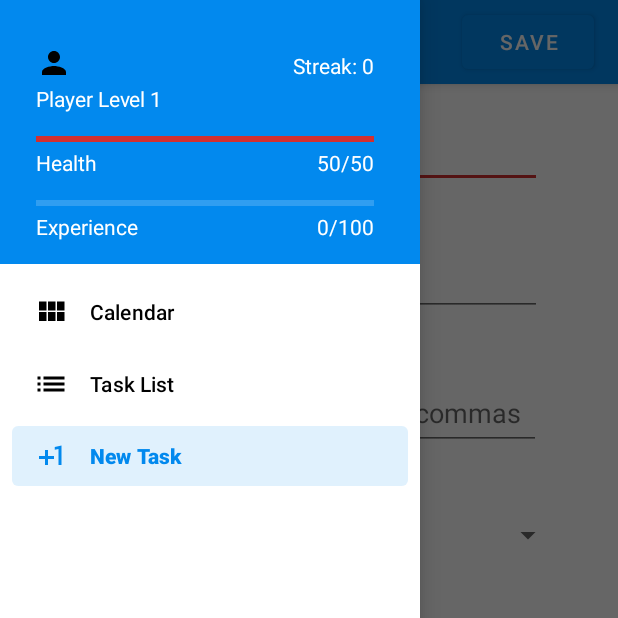
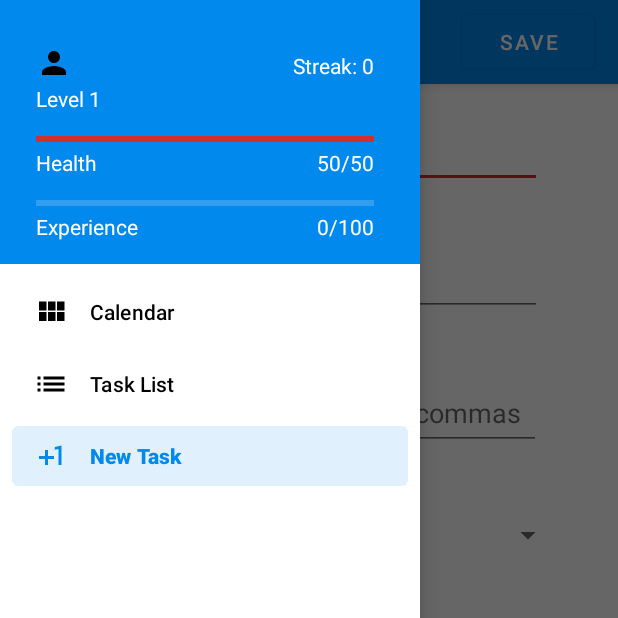
Before and after one commit to Iotaslair/Milestone, an Android app: the NewTask screen opened directly, with no data from a screen before it, with the side drawer open, on a phone screen of 412 x 824 dp, the top half of it. Run offline under Robolectric (Android 15) with nearby library versions, the phone set to English and light mode, and no system bars.

Commit message:
Got rid of Player in nav header and made descriptions

```diff
--- a/App/app/src/main/java/com/williampembleton/milestone/Calendar.java
+++ b/App/app/src/main/java/com/williampembleton/milestone/Calendar.java
@@ -107,7 +107,7 @@ public class Calendar extends AppCompatActivity implements NavigationView.OnNavi
         healthBar.setProgress((int) (Player.playerInfo.get(0) + 0));
         expBar.setMax((int) (Player.playerInfo.get(2) + 0));
         expBar.setProgress((int) (Player.playerInfo.get(1) + 0));
-        levelText.setText("Player Level " + Player.playerInfo.get(3));
+        levelText.setText("Level " + Player.playerInfo.get(3));
         healthText.setText("" + Player.playerInfo.get(0) + "/50");
         NumberFormat numberFormat = NumberFormat.getNumberInstance(Locale.US);
         expText.setText("" + numberFormat.format(Player.playerInfo.get(1)) + "/" + numberFormat.format(Player.playerInfo.get(2)));
@@ -129,7 +129,7 @@ public class Calendar extends AppCompatActivity implements NavigationView.OnNavi
                 healthBar.setProgress((int) (Player.playerInfo.get(0) + 0));
                 expBar.setMax((int) (Player.playerInfo.get(2) + 0));
                 expBar.setProgress((int) (Player.playerInfo.get(1) + 0));
-                levelText.setText("Player Level " + Player.playerInfo.get(3));
+                levelText.setText("Level " + Player.playerInfo.get(3));
                 healthText.setText("" + Player.playerInfo.get(0) + "/50");
                 NumberFormat numberFormat = NumberFormat.getNumberInstance(Locale.US);
                 expText.setText("" + numberFormat.format(Player.playerInfo.get(1)) + "/" + numberFormat.format(Player.playerInfo.get(2)));
--- a/App/app/src/main/java/com/williampembleton/milestone/NewTask.java
+++ b/App/app/src/main/java/com/williampembleton/milestone/NewTask.java
@@ -87,7 +87,7 @@ public class NewTask extends AppCompatActivity implements AdapterView.OnItemSele
         healthBar.setProgress((int) (Player.playerInfo.get(0) + 0));
         expBar.setMax((int) (Player.playerInfo.get(2) + 0));
         expBar.setProgress((int) (Player.playerInfo.get(1) + 0));
-        levelText.setText("Player Level " + Player.playerInfo.get(3));
+        levelText.setText("Level " + Player.playerInfo.get(3));
         healthText.setText("" + Player.playerInfo.get(0) + "/50");
         NumberFormat numberFormat = NumberFormat.getNumberInstance(Locale.US);
         expText.setText("" + numberFormat.format(Player.playerInfo.get(1)) + "/" + numberFormat.format(Player.playerInfo.get(2)));
@@ -109,7 +109,7 @@ public class NewTask extends AppCompatActivity implements AdapterView.OnItemSele
                 healthBar.setProgress((int) (Player.playerInfo.get(0) + 0));
                 expBar.setMax((int) (Player.playerInfo.get(2) + 0));
                 expBar.setProgress((int) (Player.playerInfo.get(1) + 0));
-                levelText.setText("Player Level " + Player.playerInfo.get(3));
+                levelText.setText("Level " + Player.playerInfo.get(3));
                 healthText.setText("" + Player.playerInfo.get(0) + "/50");
                 NumberFormat numberFormat = NumberFormat.getNumberInstance(Locale.US);
                 expText.setText("" + numberFormat.format(Player.playerInfo.get(1)) + "/" + numberFormat.format(Player.playerInfo.get(2)));
--- a/App/app/src/main/java/com/williampembleton/milestone/TaskList.java
+++ b/App/app/src/main/java/com/williampembleton/milestone/TaskList.java
@@ -122,7 +122,7 @@ public class TaskList extends AppCompatActivity implements NavigationView.OnNavi
         healthBar.setProgress((int) (Player.playerInfo.get(0) + 0));
         expBar.setMax((int) (Player.playerInfo.get(2) + 0));
         expBar.setProgress((int) (Player.playerInfo.get(1) + 0));
-        levelText.setText("Player Level " + Player.playerInfo.get(3));
+        levelText.setText("Level " + Player.playerInfo.get(3));
         healthText.setText("" + Player.playerInfo.get(0) + "/50");
         NumberFormat numberFormat = NumberFormat.getNumberInstance(Locale.US);
         expText.setText("" + numberFormat.format(Player.playerInfo.get(1)) + "/" + numberFormat.format(Player.playerInfo.get(2)));
@@ -144,7 +144,7 @@ public class TaskList extends AppCompatActivity implements NavigationView.OnNavi
                 healthBar.setProgress((int) (Player.playerInfo.get(0) + 0));
                 expBar.setMax((int) (Player.playerInfo.get(2) + 0));
                 expBar.setProgress((int) (Player.playerInfo.get(1) + 0));
-                levelText.setText("Player Level " + Player.playerInfo.get(3));
+                levelText.setText("Level " + Player.playerInfo.get(3));
                 healthText.setText("" + Player.playerInfo.get(0) + "/50");
                 NumberFormat numberFormat = NumberFormat.getNumberInstance(Locale.US);
                 expText.setText("" + numberFormat.format(Player.playerInfo.get(1)) + "/" + numberFormat.format(Player.playerInfo.get(2)));
--- a/App/app/src/main/java/com/williampembleton/milestone/TaskListSearched.java
+++ b/App/app/src/main/java/com/williampembleton/milestone/TaskListSearched.java
@@ -122,7 +122,7 @@ public class TaskListSearched extends AppCompatActivity implements NavigationVie
         healthBar.setProgress((int) (Player.playerInfo.get(0) + 0));
         expBar.setMax((int) (Player.playerInfo.get(2) + 0));
         expBar.setProgress((int) (Player.playerInfo.get(1) + 0));
-        levelText.setText("Player Level " + Player.playerInfo.get(3));
+        levelText.setText("Level " + Player.playerInfo.get(3));
         healthText.setText("" + Player.playerInfo.get(0) + "/50");
         NumberFormat numberFormat = NumberFormat.getNumberInstance(Locale.US);
         expText.setText("" + numberFormat.format(Player.playerInfo.get(1)) + "/" + numberFormat.format(Player.playerInfo.get(2)));
@@ -144,7 +144,7 @@ public class TaskListSearched extends AppCompatActivity implements NavigationVie
                 healthBar.setProgress((int) (Player.playerInfo.get(0) + 0));
                 expBar.setMax((int) (Player.playerInfo.get(2) + 0));
                 expBar.setProgress((int) (Player.playerInfo.get(1) + 0));
-                levelText.setText("Player Level " + Player.playerInfo.get(3));
+                levelText.setText("Level " + Player.playerInfo.get(3));
                 healthText.setText("" + Player.playerInfo.get(0) + "/50");
                 NumberFormat numberFormat = NumberFormat.getNumberInstance(Locale.US);
                 expText.setText("" + numberFormat.format(Player.playerInfo.get(1)) + "/" + numberFormat.format(Player.playerInfo.get(2)));
--- a/App/app/src/main/res/layout/nav_header.xml
+++ b/App/app/src/main/res/layout/nav_header.xml
@@ -28,7 +28,7 @@
         android:layout_width="wrap_content"
         android:layout_height="wrap_content"
         android:layout_marginTop="2dp"
-        android:text="Player Level 1"
+        android:text="Level 1"
         android:textAppearance="@style/Base.TextAppearance.AppCompat.Body1"
         android:textColor="@color/common_google_signin_btn_text_dark_default"
         app:layout_constraintStart_toStartOf="@+id/imageView"
```
Also changed, not shown: 2 other files.
